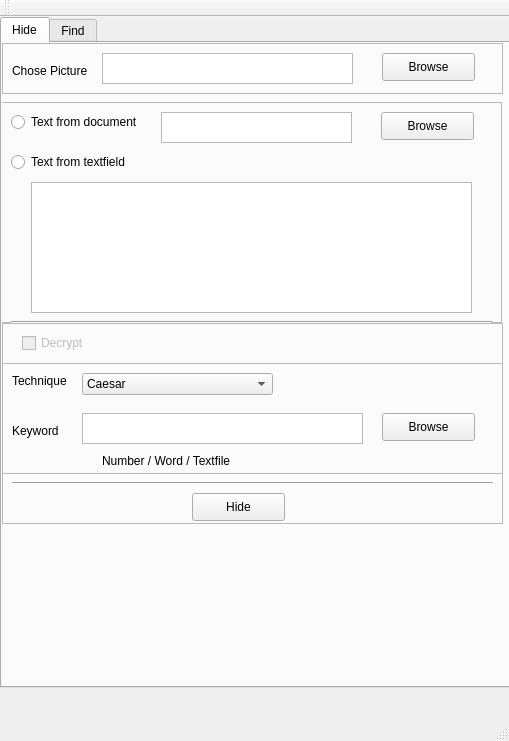
The window that difftests.ui (HAW-AI/Steganography) describes before a commit, drawn with Qt 5.
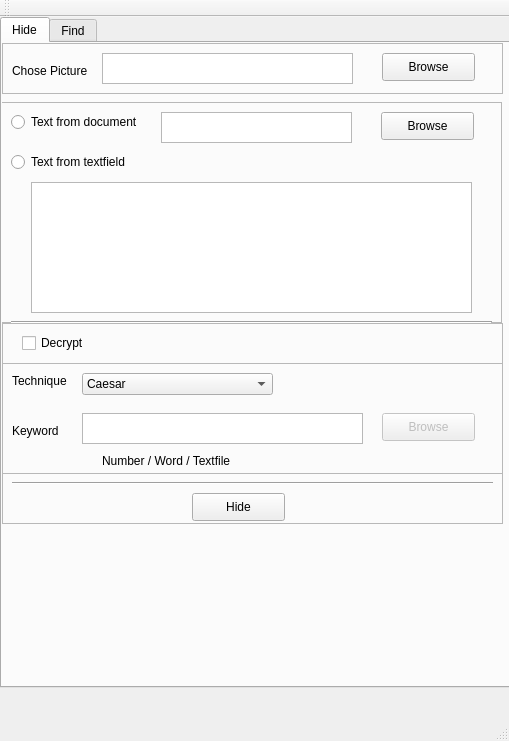
The same window after the commit.

Commit message: decrypt-checkbox enabled

```diff
--- a/difftests.ui
+++ b/difftests.ui
@@ -219,7 +219,7 @@
      </widget>
      <widget class="QFrame" name="cryptCheckFrame">
       <property name="enabled">
-       <bool>false</bool>
+       <bool>true</bool>
       </property>
       <property name="geometry">
        <rect>
@@ -236,6 +236,9 @@
        <enum>QFrame::Raised</enum>
       </property>
       <widget class="QCheckBox" name="encryptCheckBox">
+       <property name="enabled">
+        <bool>true</bool>
+       </property>
        <property name="geometry">
         <rect>
          <x>20</x>
@@ -316,6 +319,9 @@
        </item>
       </widget>
       <widget class="QPushButton" name="keyBrowseButton">
+       <property name="enabled">
+        <bool>false</bool>
+       </property>
        <property name="geometry">
         <rect>
          <x>380</x>
```
Left out of the diff: 10 changed lines with no effect on the pictures.
